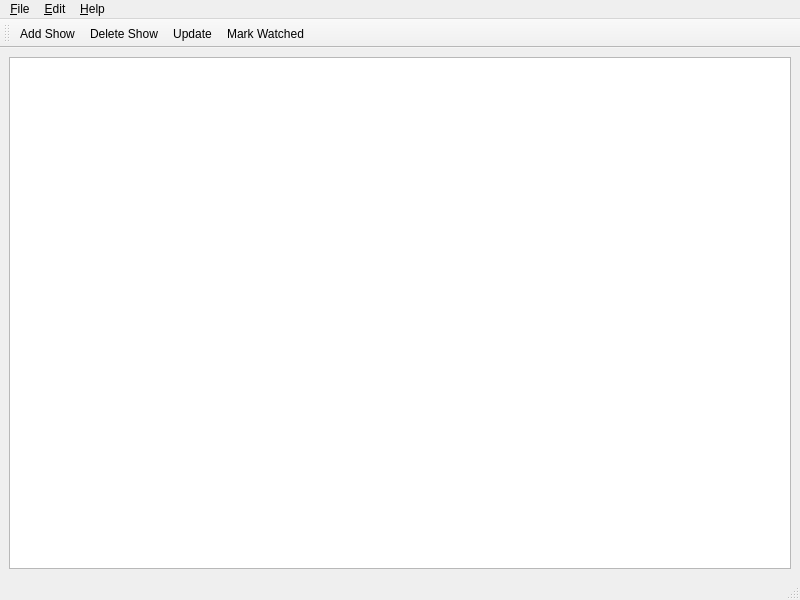
Old version of the form src/mainwindow.ui in the repository ThomasBrixLarsen/serieswatcher.
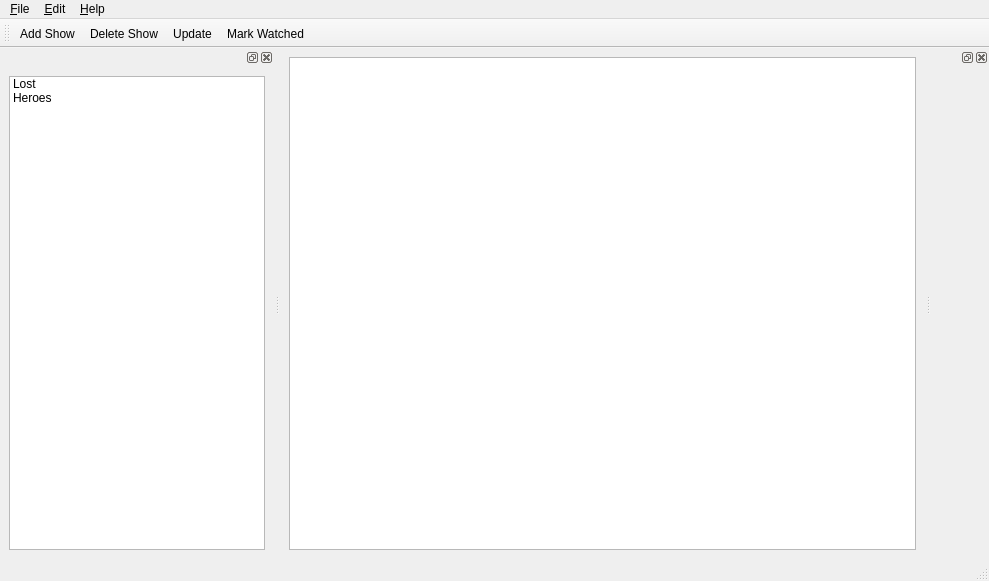
New version of the form. Icons and pictures are not drawn.

What changed in the file:
```diff
--- a/src/mainwindow.ui
+++ b/src/mainwindow.ui
@@ -6,8 +6,8 @@
    <rect>
     <x>0</x>
     <y>0</y>
-    <width>800</width>
-    <height>600</height>
+    <width>989</width>
+    <height>581</height>
    </rect>
   </property>
   <property name="windowTitle">
@@ -29,7 +29,7 @@
     <rect>
      <x>0</x>
      <y>0</y>
-     <width>800</width>
+     <width>989</width>
      <height>20</height>
     </rect>
    </property>
@@ -78,6 +78,72 @@
    <addaction name="updateShowAction"/>
    <addaction name="markWatchedAction"/>
   </widget>
+  <widget class="QDockWidget" name="infoDock">
+   <attribute name="dockWidgetArea">
+    <number>2</number>
+   </attribute>
+   <widget class="QWidget" name="infosDockContent"/>
+  </widget>
+  <widget class="QDockWidget" name="treeDock">
+   <attribute name="dockWidgetArea">
+    <number>1</number>
+   </attribute>
+   <widget class="QWidget" name="treeDockContent">
+    <layout class="QGridLayout" name="gridLayout_2">
+     <item row="0" column="0">
+      <widget class="QTreeWidget" name="treeWidget">
+       <property name="indentation">
+        <number>10</number>
+       </property>
+       <property name="rootIsDecorated">
+        <bool>false</bool>
+       </property>
+       <property name="animated">
+        <bool>true</bool>
+       </property>
+       <property name="headerHidden">
+        <bool>true</bool>
+       </property>
+       <column>
+        <property name="text">
+         <string/>
+        </property>
+       </column>
+       <item>
+        <property name="text">
+         <string>Lost</string>
+        </property>
+       </item>
+       <item>
+        <property name="text">
+         <string>Heroes</string>
+        </property>
+        <item>
+         <property name="text">
+          <string>Season 1</string>
+         </property>
+        </item>
+        <item>
+         <property name="text">
+          <string>Season 2</string>
+         </property>
+         <item>
+          <property name="text">
+           <string>Episode 1</string>
+          </property>
+         </item>
+         <item>
+          <property name="text">
+           <string>Episode 2</string>
+          </property>
+         </item>
+        </item>
+       </item>
+      </widget>
+     </item>
+    </layout>
+   </widget>
+  </widget>
   <action name="addShowAction">
    <property name="text">
     <string>Add Show...</string>
```
